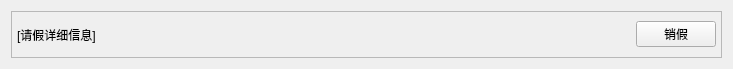
laonuo2004/cpp-qt-medical-system, file code/doctor/leaverecord.ui: the form before one commit.
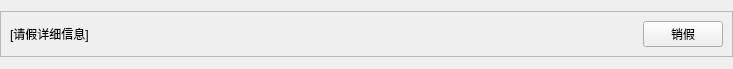
The form after the commit.

```diff
--- a/code/doctor/leaverecord.ui
+++ b/code/doctor/leaverecord.ui
@@ -14,8 +14,29 @@
    <string>Form</string>
   </property>
   <layout class="QVBoxLayout" name="verticalLayout">
+   <property name="spacing">
+    <number>0</number>
+   </property>
+   <property name="leftMargin">
+    <number>0</number>
+   </property>
+   <property name="topMargin">
+    <number>0</number>
+   </property>
+   <property name="rightMargin">
+    <number>0</number>
+   </property>
+   <property name="bottomMargin">
+    <number>0</number>
+   </property>
    <item>
-    <widget class="QFrame" name="frame">
+    <widget class="QFrame" name="CardFrame">
+     <property name="sizePolicy">
+      <sizepolicy hsizetype="Expanding" vsizetype="Fixed">
+       <horstretch>0</horstretch>
+       <verstretch>0</verstretch>
+      </sizepolicy>
+     </property>
      <property name="styleSheet">
       <string notr="true"/>
      </property>
@@ -27,19 +48,19 @@
      </property>
      <layout class="QHBoxLayout" name="horizontalLayout">
       <property name="spacing">
-       <number>5</number>
+       <number>6</number>
       </property>
       <property name="leftMargin">
-       <number>5</number>
+       <number>9</number>
       </property>
       <property name="topMargin">
-       <number>5</number>
+       <number>9</number>
       </property>
       <property name="rightMargin">
-       <number>5</number>
+       <number>9</number>
       </property>
       <property name="bottomMargin">
-       <number>5</number>
+       <number>9</number>
       </property>
       <item>
        <widget class="QLabel" name="LeaveMsg">
```
